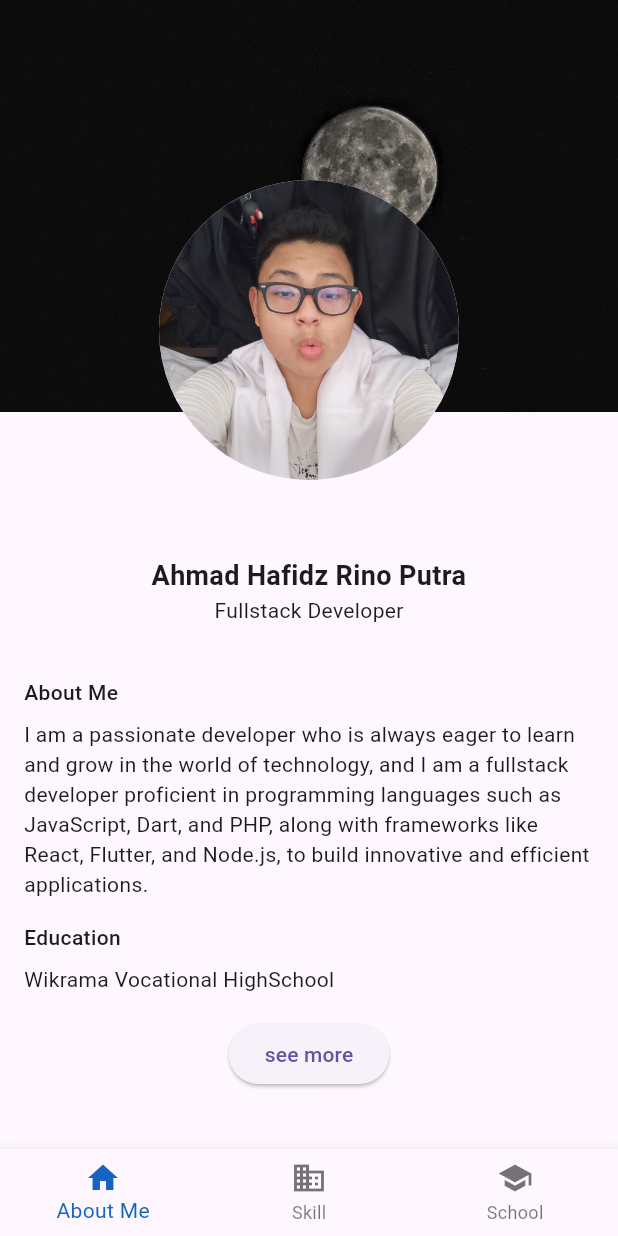
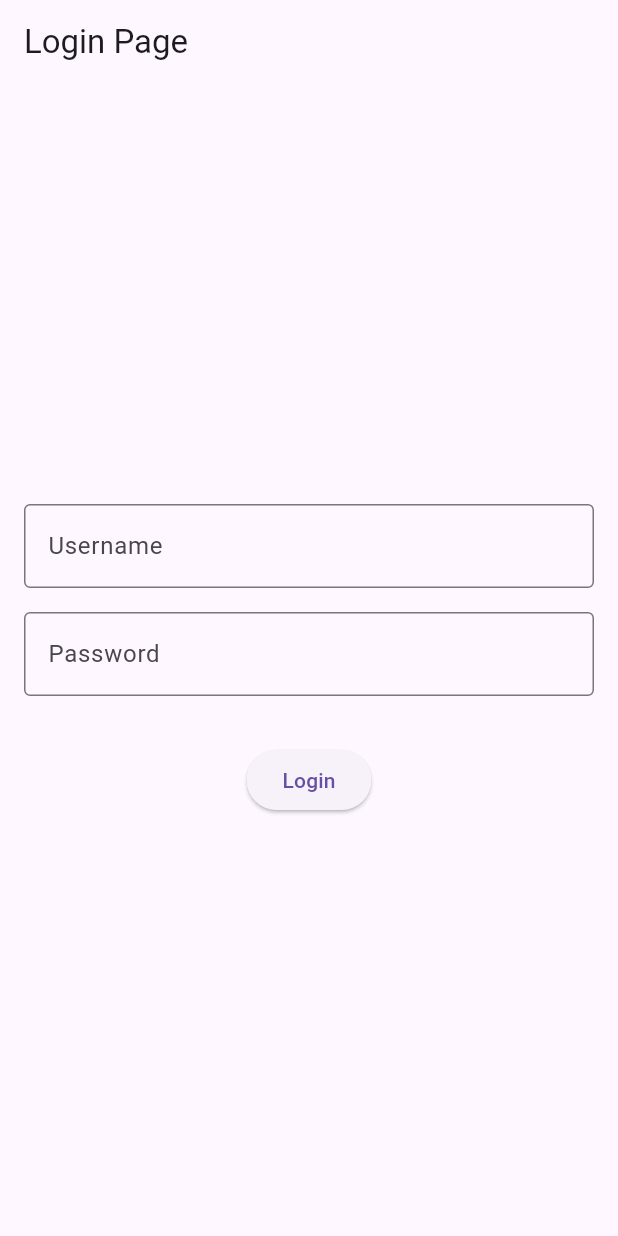
Before and after one commit to AhmadHafidz1316/profileFlutter, a Flutter app: the screen it shows after launch, on a phone screen of 412 x 824 dp. Run offline on Flutter 3.47's test engine with Material 3 defaults, Android fonts, the phone set to English and light mode, and no system bars.

Commit message:
loginPage

```diff
--- /dev/null
+++ b/lib/controller/AuthController.dart
@@ -0,0 +1,24 @@
+import 'dart:convert';
+import 'package:http/http.dart' as http;
+
+class AuthController {
+  Future<String> login(String username, String password) async {
+    final response = await http.post(
+      Uri.parse('https://dummyjson.com/auth/login'), // Ganti URL dengan URL API-mu
+      headers: {
+        'Content-Type': 'application/json',
+      },
+      body: jsonEncode({
+        'username': username,
+        'password': password,
+      }),
+    );
+
+    if (response.statusCode == 200) {
+      final data = jsonDecode(response.body);
+      return data["accessToken"];
+    } else {
+      throw Exception('Login failed: ${response.body}');
+    }
+  }
+}
--- a/lib/main.dart
+++ b/lib/main.dart
@@ -1,8 +1,7 @@
 import 'package:flutter/material.dart';
 import 'package:profile/pages/aboutMe_page.dart';
 import 'package:profile/bottomNavigation.dart';
-import 'package:profile/pages/skill_page.dart';
-import 'package:profile/pages/school_page.dart';
+import 'package:profile/pages/auth/login_page.dart'; // Import LoginPage
 
 void main() {
   runApp(MyApp());
@@ -13,8 +12,12 @@ class MyApp extends StatelessWidget {
   Widget build(BuildContext context) {
     return MaterialApp(
       title: 'Profile',
-      home: Bottomnavigation(),
       debugShowCheckedModeBanner: false,
+      home: LoginPage(), // Tampilkan LoginPage sebagai halaman awal
+      routes: {
+        '/aboutme': (context) => AboutMePage(),
+        '/home': (context) => Bottomnavigation(), // Tambahkan rute untuk navigasi
+      },
     );
   }
 }
--- /dev/null
+++ b/lib/model/ProductsModel.dart
@@ -0,0 +1,23 @@
+import 'dart:convert';
+import 'package:http/http.dart' as http;
+
+class Products {
+  final String id;
+  final String title;
+  final String description;
+  final String category;
+
+  Products(
+      {required this.id,
+      required this.title,
+      required this.description,
+      required this.category});
+
+  factory Products.fromJson(Map<String, dynamic> json) {
+    return Products(
+        id: json['id'].toString(),
+        title: json['title'],
+        description: json['description'],
+        category: json['category']);
+  }
+}
--- a/lib/pages/aboutMe_page.dart
+++ b/lib/pages/aboutMe_page.dart
@@ -23,7 +23,7 @@ class AboutMePage extends StatelessWidget {
               Positioned(
                 top: 120,
                 child: CircleAvatar(
-                  backgroundImage: AssetImage("assets/images/profile.jpg"),
+                  backgroundImage: AssetImage("assets/images/h.jpeg"),
                   radius: 100,
                 ),
               ),
--- /dev/null
+++ b/lib/pages/auth/login_page.dart
@@ -0,0 +1,109 @@
+import 'package:flutter/material.dart';
+import 'package:profile/bottomNavigation.dart';
+import 'package:profile/controller/AuthController.dart'; // Import AuthController
+
+class LoginPage extends StatefulWidget {
+  @override
+  _LoginPageState createState() => _LoginPageState();
+}
+
+class _LoginPageState extends State<LoginPage> {
+  final _formKey = GlobalKey<FormState>();
+  final TextEditingController _emailController = TextEditingController();
+  final TextEditingController _passwordController = TextEditingController();
+  final AuthController _authController = AuthController();
+
+  bool _isLoading = false;
+  String? _errorMessage;
+
+  Future<void> _login() async {
+    if (_formKey.currentState!.validate()) {
+      setState(() {
+        _isLoading = true;
+        _errorMessage = null;
+      });
+
+      try {
+        String accessToken= await _authController.login(
+          _emailController.text.trim(),
+          _passwordController.text.trim(),
+        );
+
+        print('Login successful, token: $accessToken');
+
+        Navigator.pushReplacement( context,
+        MaterialPageRoute(builder: (context) => Bottomnavigation()));
+      } catch (e) {
+        setState(() {
+          _errorMessage = e.toString();
+        });
+      } finally {
+        setState(() {
+          _isLoading = false;
+        });
+      }
+    }
+  }
+
+  @override
+  Widget build(BuildContext context) {
+    return Scaffold(
+      appBar: AppBar(
+        title: Text('Login Page'),
+      ),
+      body: Padding(
+        padding: EdgeInsets.all(16.0),
+        child: Form(
+          key: _formKey,
+          child: Column(
+            mainAxisAlignment: MainAxisAlignment.center,
+            children: [
+              TextFormField(
+                controller: _emailController,
+                decoration: InputDecoration(
+                  labelText: 'Username',
+                  border: OutlineInputBorder(),
+                ),
+                keyboardType: TextInputType.emailAddress,
+                validator: (value) {
+                  if (value == null || value.isEmpty) {
+                    return 'Please enter your username';
+                  }
+                  return null;
+                },
+              ),
+              SizedBox(height: 16.0),
+              TextFormField(
+                controller: _passwordController,
+                decoration: InputDecoration(
+                  labelText: 'Password',
+                  border: OutlineInputBorder(),
+                ),
+                obscureText: true,
+                validator: (value) {
+                  if (value == null || value.isEmpty) {
+                    return 'Please enter your password';
+                  }
+                  return null;
+                },
+              ),
+              SizedBox(height: 16.0),
+              if (_errorMessage != null)
+                Text(
+                  _errorMessage!,
+                  style: TextStyle(color: Colors.red),
+                ),
+              SizedBox(height: 16.0),
+              _isLoading
+                  ? CircularProgressIndicator()
+                  : ElevatedButton(
+                      onPressed: _login,
+                      child: Text('Login'),
+                    ),
+            ],
+          ),
+        ),
+      ),
+    );
+  }
+}
```
Also changed, not shown: lib/controller/ProductsController.dart (added, +18 -0 lines), lib/pages/school_page.dart (+35 -3 lines), pubspec.yaml (+5 -12 lines), pubspec.lock.
